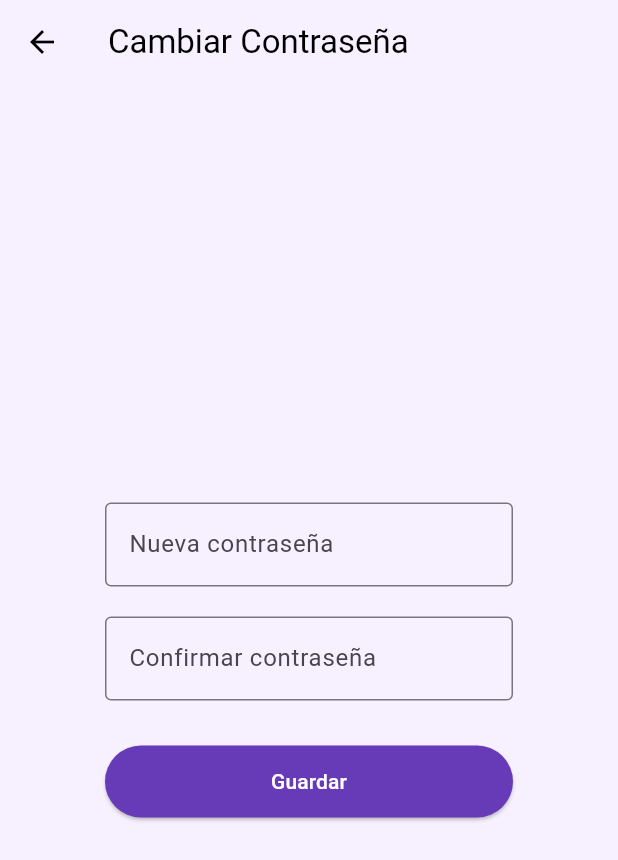
After one commit to Yissell05-P/AgendaCitas, a Flutter app: the HomeScreen screen opened directly, after a tap on "Cambiar contraseña", on a phone screen of 412 x 824 dp. The commit adds this screen. Shown: the top 860 px of the screen. Run offline on Flutter 3.47's test engine with Material 3 defaults, Android fonts, the light colour scheme and no system bars; our stand-ins replace table_calendar.

Commit message:
actualizacion(Yissel,Val, nic
actualizacion con las funciones de agendar cita ,modificacion de perfil y notificaciones

```diff
--- /dev/null
+++ b/lib/calendar_page.dart
@@ -0,0 +1,206 @@
+import 'package:flutter/material.dart';
+import 'package:table_calendar/table_calendar.dart';
+import 'notificaciones_service.dart';
+
+
+class CalendarPage extends StatefulWidget {
+  @override
+  _CalendarPageState createState() => _CalendarPageState();
+}
+
+class _CalendarPageState extends State<CalendarPage> {
+  CalendarFormat _calendarFormat = CalendarFormat.month;
+  DateTime _focusedDay = DateTime.now();
+  DateTime? _selectedDay;
+  Map<DateTime, List<dynamic>> _events = {};
+  final TextEditingController _eventController = TextEditingController();
+  TimeOfDay? _selectedTime;
+
+  @override
+  void initState() {
+    super.initState();
+    _selectedDay = _focusedDay;
+    _events = {};
+  }
+
+  List<dynamic> _getEventsForDay(DateTime day) {
+    return _events[DateTime(day.year, day.month, day.day)] ?? [];
+  }
+
+  void _pickTime() async {
+    final TimeOfDay? picked = await showTimePicker(
+      context: context,
+      initialTime: _selectedTime ?? TimeOfDay.now(),
+    );
+    if (picked != null) {
+      setState(() {
+        _selectedTime = picked;
+      });
+    }
+  }
+
+  void _addEvent(String title) {
+    if (title.isEmpty || _selectedDay == null) {
+      _showMessage("Por favor escribe un evento");
+      return;
+    }
+
+    if (_selectedTime == null) {
+      _showMessage("Por favor selecciona una hora");
+      return;
+    }
+
+    final now = DateTime.now();
+    final today = DateTime(now.year, now.month, now.day);
+    final eventDay = DateTime(_selectedDay!.year, _selectedDay!.month, _selectedDay!.day);
+
+    if (eventDay.isBefore(today)) {
+      _showMessage("No puedes agregar eventos en fechas pasadas");
+      return;
+    }
+
+    final formattedTime = _selectedTime!.format(context);
+    final fullEvent = "$title - $formattedTime";
+
+    setState(() {
+      if (_events[eventDay] != null) {
+        _events[eventDay]!.add(fullEvent);
+      } else {
+        _events[eventDay] = [fullEvent];
+      }
+      NotificacionesService.agregar(
+      "Nuevo evento: \"$title\" a las $formattedTime el ${eventDay.day}/${eventDay.month}/${eventDay.year}"
+    );
+      _eventController.clear();
+      _selectedTime = null;
+    });
+  }
+
+  void _deleteEvent(int index) {
+    final eventDay = DateTime(_selectedDay!.year, _selectedDay!.month, _selectedDay!.day);
+    setState(() {
+      _events[eventDay]!.removeAt(index);
+      if (_events[eventDay]!.isEmpty) {
+        _events.remove(eventDay);
+      }
+    });
+  }
+
+  void _showDeleteDialog(int index) {
+    showDialog(
+      context: context,
+      builder: (_) => AlertDialog(
+        title: Text('Eliminar evento'),
+        content: Text('¿Deseas eliminar este evento?'),
+        actions: [
+          TextButton(onPressed: () => Navigator.pop(context), child: Text('Cancelar')),
+          TextButton(
+            onPressed: () {
+              _deleteEvent(index);
+              Navigator.pop(context);
+            },
+            child: Text('Eliminar', style: TextStyle(color: Colors.red)),
+          ),
+        ],
+      ),
+    );
+  }
+
+  void _showMessage(String msg) {
+    ScaffoldMessenger.of(context).showSnackBar(
+      SnackBar(content: Text(msg)),
+    );
+  }
+
+  @override
+  Widget build(BuildContext context) {
+    final events = _getEventsForDay(_selectedDay!);
+
+    return Scaffold(
+      appBar: AppBar(title: Text('Calendario')),
+      body: Column(
+        children: [
+          TableCalendar(
+            firstDay: DateTime.utc(2010, 10, 16),
+            lastDay: DateTime.utc(2030, 3, 14),
+            focusedDay: _focusedDay,
+            calendarFormat: _calendarFormat,
+            selectedDayPredicate: (day) => isSameDay(_selectedDay, day),
+            onDaySelected: (selectedDay, focusedDay) {
+              setState(() {
+                _selectedDay = selectedDay;
+                _focusedDay = focusedDay;
+              });
+            },
+            onFormatChanged: (format) {
+              setState(() {
+                _calendarFormat = format;
+              });
+            },
+            onPageChanged: (focusedDay) {
+              _focusedDay = focusedDay;
+            },
+            eventLoader: _getEventsForDay,
+            calendarStyle: CalendarStyle(
+              todayDecoration: BoxDecoration(
+                color: Colors.deepPurpleAccent,
+                shape: BoxShape.circle,
+              ),
+              selectedDecoration: BoxDecoration(
+                color: Colors.purple[200],
+                shape: BoxShape.circle,
+              ),
+              selectedTextStyle: TextStyle(color: Colors.white),
+              todayTextStyle: TextStyle(fontWeight: FontWeight.bold),
+            ),
+          ),
+          Padding(
+            padding: const EdgeInsets.all(8.0),
+            child: Column(
+              children: [
+                Row(
+                  children: [
+                    Expanded(
+                      child: TextField(
+                        controller: _eventController,
+                        decoration: InputDecoration(
+                          labelText: 'Nuevo evento',
+                          border: OutlineInputBorder(),
+                        ),
+                      ),
+                    ),
+                    SizedBox(width: 8),
+                    IconButton(
+                      icon: Icon(Icons.access_time),
+                      onPressed: _pickTime,
+                      tooltip: 'Seleccionar hora',
+                    ),
+                  ],
+                ),
+                const SizedBox(height: 10),
+                ElevatedButton(
+                  onPressed: () => _addEvent(_eventController.text),
+                  child: Text('Agregar evento'),
+                ),
+              ],
+            ),
+          ),
+          Expanded(
+            child: ListView.builder(
+              itemCount: events.length,
+              itemBuilder: (context, index) {
+                return ListTile(
+                  title: Text(events[index]),
+                  trailing: IconButton(
+                    icon: Icon(Icons.delete, color: Colors.red),
+                    onPressed: () => _showDeleteDialog(index),
+                  ),
+                );
+              },
+            ),
+          ),
+        ],
+      ),
+    );
+  }
+}
--- /dev/null
+++ b/lib/change_password_screen.dart
@@ -0,0 +1,99 @@
+import 'package:flutter/material.dart';
+
+class ChangePasswordScreen extends StatefulWidget {
+  const ChangePasswordScreen({super.key});
+
+  @override
+  State<ChangePasswordScreen> createState() => _ChangePasswordScreenState();
+}
+
+class _ChangePasswordScreenState extends State<ChangePasswordScreen> {
+  // Controladores para capturar texto
+  final TextEditingController newPasswordController = TextEditingController();
+  final TextEditingController confirmPasswordController = TextEditingController();
+
+  // Función para validar contraseñas
+  void _savePassword() {
+    String newPass = newPasswordController.text.trim();
+    String confirmPass = confirmPasswordController.text.trim();
+
+    if (newPass.isEmpty || confirmPass.isEmpty) {
+      _showMessage("Por favor llena ambos campos");
+    } else if (newPass != confirmPass) {
+      _showMessage("Las contraseñas no coinciden");
+    } else {
+      _showMessage("Contraseña actualizada exitosamente");
+      Navigator.pop(context);
+    }
+  }
+
+  // Función para mostrar SnackBar
+  void _showMessage(String msg) {
+    ScaffoldMessenger.of(context).showSnackBar(SnackBar(content: Text(msg)));
+  }
+
+  @override
+  Widget build(BuildContext context) {
+    return Scaffold(
+      backgroundColor: const Color(0xFFF7F0FF),
+      appBar: AppBar(
+        title: const Text("Cambiar Contraseña", style: TextStyle(color: Colors.black)),
+        backgroundColor: Colors.transparent,
+        elevation: 0,
+        iconTheme: const IconThemeData(color: Colors.black),
+      ),
+      body: Center(
+        child: SizedBox(
+          width: 320,
+          child: Padding(
+            padding: const EdgeInsets.all(24),
+            child: Column(
+              mainAxisAlignment: MainAxisAlignment.center,
+              children: [
+
+                // Campo 1: Nueva contraseña
+                TextField(
+                  controller: newPasswordController,
+                  obscureText: true,
+                  decoration: const InputDecoration(
+                    labelText: "Nueva contraseña",
+                    border: OutlineInputBorder(),
+                  ),
+                ),
+                const SizedBox(height: 20),
+
+                // Campo 2: Confirmar contraseña
+                TextField(
+                  controller: confirmPasswordController,
+                  obscureText: true,
+                  decoration: const InputDecoration(
+                    labelText: "Confirmar contraseña",
+                    border: OutlineInputBorder(),
+                  ),
+                ),
+                const SizedBox(height: 30),
+
+                // Botón guardar con validación
+                SizedBox(
+                  width: double.infinity,
+                  child: ElevatedButton(
+                    onPressed: _savePassword,
+                    style: ElevatedButton.styleFrom(
+                      backgroundColor: Colors.deepPurple,
+                      foregroundColor: Colors.white,
+                      padding: const EdgeInsets.symmetric(vertical: 14),
+                      shape: RoundedRectangleBorder(
+                        borderRadius: BorderRadius.circular(30),
+                      ),
+                    ),
+                    child: const Text("Guardar"),
+                  ),
+                ),
+              ],
+            ),
+          ),
+        ),
+      ),
+    );
+  }
+}// TODO Implement this library.
--- /dev/null
+++ b/lib/profile_screen.dart
@@ -0,0 +1,90 @@
+import 'package:flutter/material.dart';
+import 'change_password_screen.dart';
+
+class ProfileScreen extends StatelessWidget {
+  const ProfileScreen({super.key});
+
+  @override
+  Widget build(BuildContext context) {
+    return Scaffold(
+      backgroundColor: const Color(0xFFF7F0FF),
+      appBar: AppBar(
+        title: const Text('Perfil'),
+        backgroundColor: Colors.transparent,
+        elevation: 0,
+        iconTheme: const IconThemeData(color: Colors.black),
+      ),
+      body: Center(
+        child: Padding(
+          padding: const EdgeInsets.symmetric(horizontal: 24),
+          child: Column(
+            mainAxisAlignment: MainAxisAlignment.center,
+            children: [
+              const CircleAvatar(
+                radius: 50,
+                backgroundColor: Colors.deepPurpleAccent,
+                child: Icon(Icons.person, size: 50, color: Colors.white),
+              ),
+              const SizedBox(height: 20),
+              const Text(
+                "Michael Jordan",
+                style: TextStyle(fontSize: 20, fontWeight: FontWeight.bold),
+              ),
+              const SizedBox(height: 8),
+              const Text("MichaelJordan@gmail.com",
+                  style: TextStyle(color: Colors.black87)),
+              const Text("+57 320 454 1234",
+                  style: TextStyle(color: Colors.black87)),
+              const SizedBox(height: 30),
+
+              // Botón Cambiar contraseña
+              TextButton(
+                onPressed: () {
+                  Navigator.push(
+                    context,
+                    MaterialPageRoute(
+                      builder: (context) => const ChangePasswordScreen(),
+                    ),
+                  );
+                },
+                style: TextButton.styleFrom(
+                  foregroundColor: Colors.deepPurple,
+                  backgroundColor: Colors.white,
+                  padding:
+                      const EdgeInsets.symmetric(horizontal: 24, vertical: 12),
+                  shape: RoundedRectangleBorder(
+                    borderRadius: BorderRadius.circular(30),
+                    side: const BorderSide(color: Colors.deepPurple),
+                  ),
+                ),
+                child: const Text("Cambiar contraseña"),
+              ),
+
+              const SizedBox(height: 20),
+
+              // Botón Cerrar sesión
+              ElevatedButton.icon(
+                onPressed: () {
+                  ScaffoldMessenger.of(context).showSnackBar(
+                    const SnackBar(content: Text("Sesión cerrada")),
+                  );
+                },
+                icon: const Icon(Icons.logout),
+                label: const Text("Cerrar sesión"),
+                style: ElevatedButton.styleFrom(
+                  backgroundColor: Colors.redAccent,
+                  foregroundColor: Colors.white,
+                  padding:
+                      const EdgeInsets.symmetric(horizontal: 24, vertical: 12),
+                  shape: RoundedRectangleBorder(
+                    borderRadius: BorderRadius.circular(30),
+                  ),
+                ),
+              ),
+            ],
+          ),
+        ),
+      ),
+    );
+  }
+}
```
Also changed, not shown: lib/main.dart (+23 -160 lines), lib/notificaciones_page.dart (added, +24 -0 lines), lib/notificaciones_service.dart (added, +15 -0 lines).
